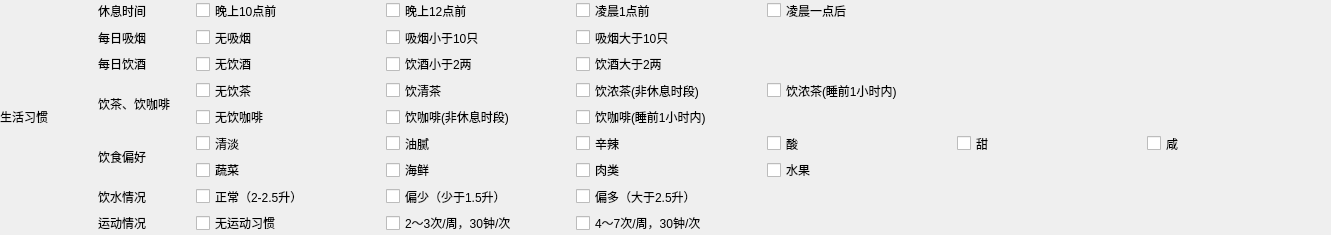
Before: the Qt Designer form src/ui/t3l7.ui in fantasy-mark/Summer, drawn with Qt 5.
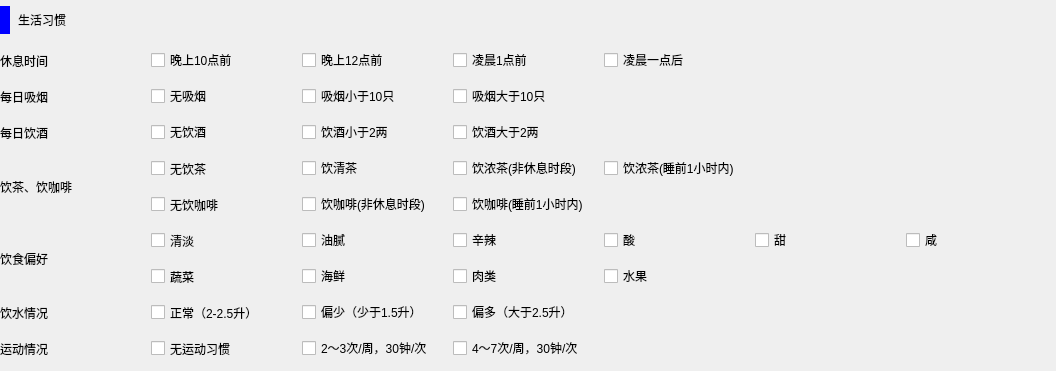
After: the same form once the commit is applied.

Diff of the .ui file:
```diff
--- a/src/ui/t3l7.ui
+++ b/src/ui/t3l7.ui
@@ -6,8 +6,8 @@
    <rect>
     <x>0</x>
     <y>0</y>
-    <width>1331</width>
-    <height>235</height>
+    <width>1056</width>
+    <height>371</height>
    </rect>
   </property>
   <property name="windowTitle">
@@ -18,298 +18,370 @@
     <rect>
      <x>0</x>
      <y>0</y>
-     <width>1331</width>
-     <height>233</height>
+     <width>1051</width>
+     <height>364</height>
     </rect>
    </property>
-   <layout class="QGridLayout" name="gridLayout" columnstretch="1,1,2,2,2,2,2,2">
-    <item row="4" column="2">
+   <layout class="QGridLayout" name="gridLayout" columnstretch="1,1,1,1,1,1,1">
+    <item row="5" column="1">
      <widget class="QCheckBox" name="s52">
+      <property name="minimumSize">
+       <size>
+        <width>0</width>
+        <height>29</height>
+       </size>
+      </property>
       <property name="text">
        <string>无饮咖啡</string>
       </property>
      </widget>
     </item>
-    <item row="7" column="2">
+    <item row="8" column="1">
      <widget class="QCheckBox" name="s82">
+      <property name="minimumSize">
+       <size>
+        <width>0</width>
+        <height>29</height>
+       </size>
+      </property>
       <property name="text">
        <string>正常（2-2.5升）</string>
       </property>
      </widget>
     </item>
-    <item row="1" column="3">
+    <item row="2" column="2">
      <widget class="QCheckBox" name="s23">
       <property name="text">
        <string>吸烟小于10只</string>
       </property>
      </widget>
     </item>
-    <item row="1" column="4">
+    <item row="2" column="3">
      <widget class="QCheckBox" name="s24">
       <property name="text">
        <string>吸烟大于10只</string>
       </property>
      </widget>
     </item>
-    <item row="2" column="2">
+    <item row="3" column="1">
      <widget class="QCheckBox" name="s32">
       <property name="text">
        <string>无饮酒</string>
       </property>
      </widget>
     </item>
-    <item row="1" column="2">
+    <item row="2" column="1">
      <widget class="QCheckBox" name="s22">
       <property name="text">
        <string>无吸烟</string>
       </property>
      </widget>
     </item>
-    <item row="2" column="1">
+    <item row="3" column="0">
      <widget class="QLabel" name="s31">
+      <property name="minimumSize">
+       <size>
+        <width>0</width>
+        <height>29</height>
+       </size>
+      </property>
       <property name="text">
        <string>每日饮酒</string>
       </property>
      </widget>
     </item>
-    <item row="3" column="2">
+    <item row="4" column="1">
      <widget class="QCheckBox" name="s42">
+      <property name="minimumSize">
+       <size>
+        <width>0</width>
+        <height>29</height>
+       </size>
+      </property>
       <property name="text">
        <string>无饮茶</string>
       </property>
      </widget>
     </item>
-    <item row="2" column="4">
+    <item row="3" column="3">
      <widget class="QCheckBox" name="s34">
       <property name="text">
        <string>饮酒大于2两</string>
       </property>
      </widget>
     </item>
-    <item row="3" column="4">
+    <item row="4" column="3">
      <widget class="QCheckBox" name="s44">
       <property name="text">
        <string>饮浓茶(非休息时段)</string>
       </property>
      </widget>
     </item>
-    <item row="3" column="3">
+    <item row="4" column="2">
      <widget class="QCheckBox" name="s43">
       <property name="text">
        <string>饮清茶</string>
       </property>
      </widget>
     </item>
-    <item row="7" column="3">
+    <item row="8" column="2">
      <widget class="QCheckBox" name="s83">
       <property name="text">
        <string>偏少（少于1.5升）</string>
       </property>
      </widget>
     </item>
-    <item row="5" column="6">
+    <item row="6" column="5">
      <widget class="QCheckBox" name="s66">
       <property name="text">
        <string>甜</string>
       </property>
      </widget>
     </item>
-    <item row="0" column="4">
+    <item row="1" column="3">
      <widget class="QCheckBox" name="s14">
       <property name="text">
        <string>凌晨1点前</string>
       </property>
      </widget>
     </item>
-    <item row="5" column="7">
+    <item row="6" column="6">
      <widget class="QCheckBox" name="s67">
       <property name="text">
        <string>咸</string>
       </property>
      </widget>
     </item>
-    <item row="1" column="1">
+    <item row="2" column="0">
      <widget class="QLabel" name="s21">
+      <property name="minimumSize">
+       <size>
+        <width>0</width>
+        <height>29</height>
+       </size>
+      </property>
       <property name="text">
        <string>每日吸烟</string>
       </property>
      </widget>
     </item>
-    <item row="0" column="2">
+    <item row="1" column="1">
      <widget class="QCheckBox" name="s12">
       <property name="text">
        <string>晚上10点前</string>
       </property>
      </widget>
     </item>
-    <item row="5" column="5">
+    <item row="6" column="4">
      <widget class="QCheckBox" name="s65">
       <property name="text">
        <string>酸</string>
       </property>
      </widget>
     </item>
-    <item row="0" column="5">
+    <item row="1" column="4">
      <widget class="QCheckBox" name="s15">
       <property name="text">
        <string>凌晨一点后</string>
       </property>
      </widget>
     </item>
-    <item row="5" column="2">
+    <item row="6" column="1">
      <widget class="QCheckBox" name="s62">
+      <property name="minimumSize">
+       <size>
+        <width>0</width>
+        <height>29</height>
+       </size>
+      </property>
       <property name="text">
        <string>清淡</string>
       </property>
      </widget>
     </item>
-    <item row="7" column="1">
+    <item row="8" column="0">
      <widget class="QLabel" name="s81">
       <property name="text">
        <string>饮水情况</string>
       </property>
      </widget>
     </item>
-    <item row="8" column="1">
+    <item row="9" column="0">
      <widget class="QLabel" name="s91">
       <property name="text">
        <string>运动情况</string>
       </property>
      </widget>
     </item>
-    <item row="5" column="3">
+    <item row="6" column="2">
      <widget class="QCheckBox" name="s63">
       <property name="text">
        <string>油腻</string>
       </property>
      </widget>
     </item>
-    <item row="5" column="4">
+    <item row="6" column="3">
      <widget class="QCheckBox" name="s64">
       <property name="text">
        <string>辛辣</string>
       </property>
      </widget>
     </item>
-    <item row="4" column="3">
+    <item row="5" column="2">
      <widget class="QCheckBox" name="s53">
       <property name="text">
        <string>饮咖啡(非休息时段)</string>
       </property>
      </widget>
     </item>
-    <item row="0" column="3">
+    <item row="1" column="2">
      <widget class="QCheckBox" name="s13">
       <property name="text">
        <string>晚上12点前</string>
       </property>
      </widget>
     </item>
-    <item row="0" column="0" rowspan="9">
-     <widget class="QLabel" name="label">
-      <property name="text">
-       <string>生活习惯</string>
-      </property>
-     </widget>
-    </item>
-    <item row="2" column="3">
+    <item row="3" column="2">
      <widget class="QCheckBox" name="s33">
       <property name="text">
        <string>饮酒小于2两</string>
       </property>
      </widget>
     </item>
-    <item row="0" column="1">
+    <item row="1" column="0">
      <widget class="QLabel" name="s11">
+      <property name="minimumSize">
+       <size>
+        <width>0</width>
+        <height>29</height>
+       </size>
+      </property>
       <property name="text">
        <string>休息时间</string>
       </property>
      </widget>
     </item>
-    <item row="3" column="1" rowspan="2">
+    <item row="4" column="0" rowspan="2">
      <widget class="QLabel" name="s41">
       <property name="text">
        <string>饮茶、饮咖啡</string>
       </property>
      </widget>
     </item>
-    <item row="6" column="2">
+    <item row="7" column="1">
      <widget class="QCheckBox" name="s72">
+      <property name="minimumSize">
+       <size>
+        <width>0</width>
+        <height>29</height>
+       </size>
+      </property>
       <property name="text">
        <string>蔬菜</string>
       </property>
      </widget>
     </item>
-    <item row="6" column="3">
+    <item row="7" column="2">
      <widget class="QCheckBox" name="s73">
       <property name="text">
        <string>海鲜</string>
       </property>
      </widget>
     </item>
-    <item row="6" column="4">
+    <item row="7" column="3">
      <widget class="QCheckBox" name="s74">
       <property name="text">
        <string>肉类</string>
       </property>
      </widget>
     </item>
-    <item row="6" column="5">
+    <item row="7" column="4">
      <widget class="QCheckBox" name="s75">
       <property name="text">
        <string>水果</string>
       </property>
      </widget>
     </item>
-    <item row="5" column="1" rowspan="2">
+    <item row="6" column="0" rowspan="2">
      <widget class="QLabel" name="s61">
       <property name="text">
        <string>饮食偏好</string>
       </property>
      </widget>
     </item>
-    <item row="7" column="4">
+    <item row="8" column="3">
      <widget class="QCheckBox" name="s84">
       <property name="text">
        <string>偏多（大于2.5升）</string>
       </property>
      </widget>
     </item>
-    <item row="8" column="2">
+    <item row="9" column="1">
      <widget class="QCheckBox" name="s92">
+      <property name="minimumSize">
+       <size>
+        <width>0</width>
+        <height>29</height>
+       </size>
+      </property>
       <property name="text">
        <string>无运动习惯</string>
       </property>
      </widget>
     </item>
-    <item row="8" column="3">
+    <item row="9" column="2">
      <widget class="QCheckBox" name="s93">
       <property name="text">
        <string>2～3次/周，30钟/次</string>
       </property>
      </widget>
     </item>
-    <item row="8" column="4">
+    <item row="9" column="3">
      <widget class="QCheckBox" name="s94">
       <property name="text">
        <string>4～7次/周，30钟/次</string>
       </property>
      </widget>
     </item>
-    <item row="4" column="4">
+    <item row="5" column="3">
      <widget class="QCheckBox" name="s54">
       <property name="text">
        <string>饮咖啡(睡前1小时内)</string>
       </property>
      </widget>
     </item>
-    <item row="3" column="5">
+    <item row="4" column="4">
      <widget class="QCheckBox" name="s45">
       <property name="text">
        <string>饮浓茶(睡前1小时内)</string>
       </property>
      </widget>
     </item>
+    <item row="0" column="0" colspan="7">
+     <widget class="QLabel" name="label">
+      <property name="minimumSize">
+       <size>
+        <width>0</width>
+        <height>38</height>
+       </size>
+      </property>
+      <property name="maximumSize">
+       <size>
+        <width>16777215</width>
+        <height>38</height>
+       </size>
+      </property>
+      <property name="styleSheet">
+       <string notr="true">border-left: 10px solid blue;
+border-radius:5px;
+padding-left: 5px;
+</string>
+      </property>
+      <property name="text">
+       <string>生活习惯</string>
+      </property>
+     </widget>
+    </item>
    </layout>
   </widget>
  </widget>
```
